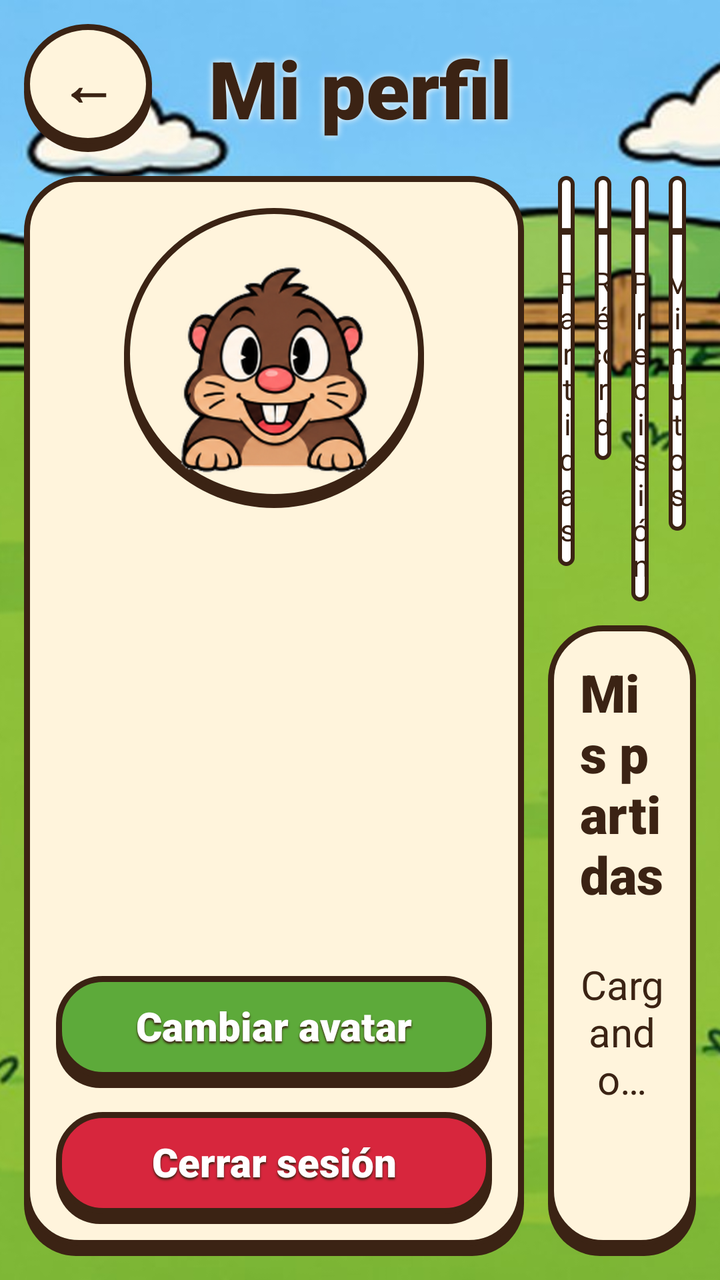
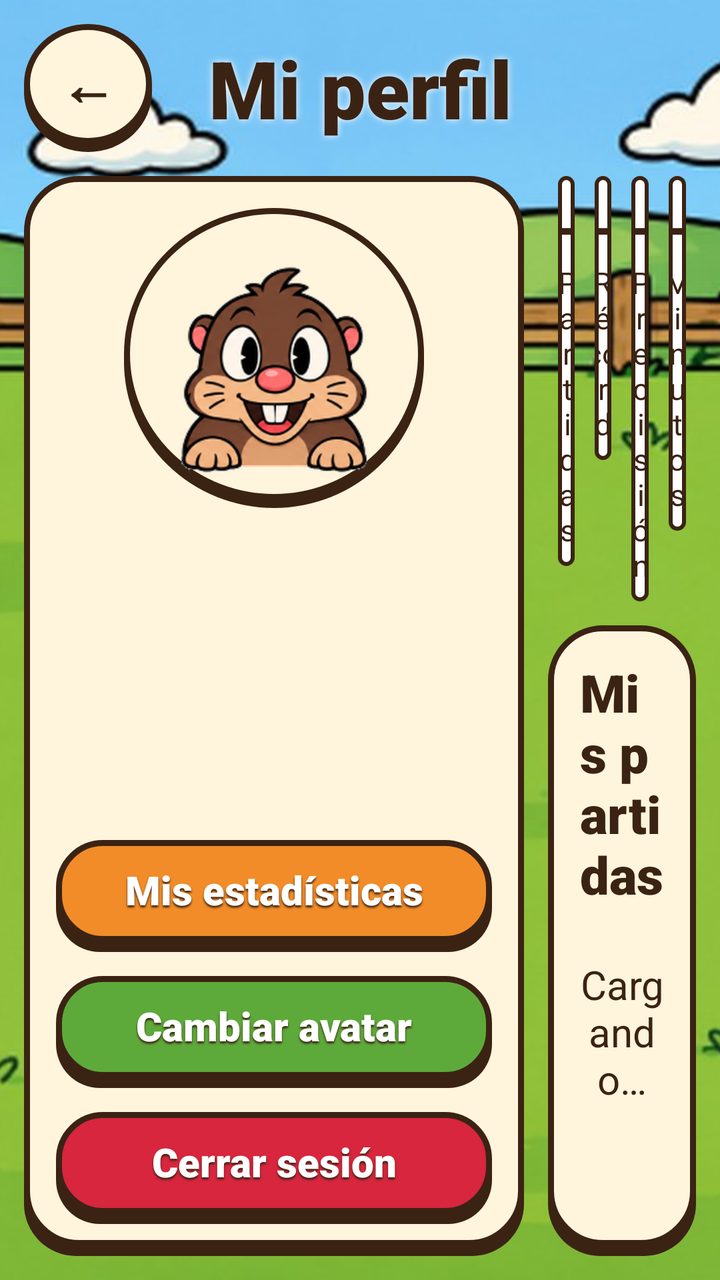

Before-and-after screenshots of an Android layout around one commit, followed by the original layout XML and the change that was made.
<!-- AndroidManifest.xml: application theme Theme.Topohit -->
<!-- res/layout/activity_perfil.xml -->
<?xml version="1.0" encoding="utf-8"?>
<FrameLayout xmlns:android="http://schemas.android.com/apk/res/android"
    android:layout_width="match_parent"
    android:layout_height="match_parent">

    <ImageView
        android:id="@+id/ImgPerfilFondo"
        android:layout_width="match_parent"
        android:layout_height="match_parent"
        android:contentDescription="@null"
        android:scaleType="centerCrop"
        android:src="@drawable/fondo_partida_normal" />

    <LinearLayout
        android:layout_width="match_parent"
        android:layout_height="match_parent"
        android:orientation="vertical"
        android:padding="@dimen/margen_pequeno">

        <FrameLayout
            android:layout_width="match_parent"
            android:layout_height="wrap_content">

            <TextView
                android:id="@+id/BtnPerfilAtras"
                style="@style/BotonRedondo"
                android:contentDescription="@string/volver"
                android:text="@string/atras" />

            <TextView
                style="@style/Titulo"
                android:layout_width="match_parent"
                android:layout_height="wrap_content"
                android:layout_gravity="center_vertical"
                android:shadowColor="@color/blanco"
                android:shadowRadius="8"
                android:text="@string/mi_perfil" />
        </FrameLayout>

        <LinearLayout
            android:layout_width="match_parent"
            android:layout_height="0dp"
            android:layout_marginTop="@dimen/margen_pequeno"
            android:layout_weight="1"
            android:orientation="horizontal">

            <LinearLayout
                android:id="@+id/LayPerfilJugador"
                android:layout_width="@dimen/ancho_panel_jugador"
                android:layout_height="match_parent"
                android:background="@drawable/panel_crema"
                android:gravity="center_horizontal"
                android:orientation="vertical"
                android:padding="@dimen/separacion">

                <ImageView
                    android:id="@+id/ImgPerfilAvatar"
                    android:layout_width="@dimen/avatar_grande"
                    android:layout_height="@dimen/avatar_grande"
                    android:background="@drawable/circulo_crema"
                    android:contentDescription="@string/tu_avatar"
                    android:padding="@dimen/separacion"
                    android:src="@drawable/topo_normal_03_feliz" />

                <TextView
                    android:id="@+id/LblPerfilNombre"
                    style="@style/Titulo"
                    android:layout_width="match_parent"
                    android:layout_height="wrap_content"
                    android:layout_marginTop="@dimen/separacion_pequena"
                    android:textSize="@dimen/texto_titulo_pequeno" />

                <View
                    android:layout_width="match_parent"
                    android:layout_height="0dp"
                    android:layout_weight="1" />

                <TextView
                    android:id="@+id/BtnPerfilCambiarAvatar"
                    style="@style/BotonJuego"
                    android:layout_width="match_parent"
                    android:layout_height="@dimen/alto_boton_pequeno"
                    android:background="@drawable/btn_verde"
                    android:text="@string/cambiar_avatar"
                    android:textSize="@dimen/texto_normal" />

                <TextView
                    android:id="@+id/BtnPerfilCerrarSesion"
                    style="@style/BotonJuego"
                    android:layout_width="match_parent"
                    android:layout_height="@dimen/alto_boton_pequeno"
                    android:layout_marginTop="@dimen/margen_pequeno"
                    android:background="@drawable/btn_rojo"
                    android:text="@string/cerrar_sesion"
                    android:textSize="@dimen/texto_normal" />
            </LinearLayout>

            <LinearLayout
                android:layout_width="0dp"
                android:layout_height="match_parent"
                android:layout_marginStart="@dimen/margen_pequeno"
                android:layout_weight="1"
                android:orientation="vertical">

                <LinearLayout
                    android:layout_width="match_parent"
                    android:layout_height="wrap_content"
                    android:orientation="horizontal">

                    <LinearLayout style="@style/CajaDato">

                        <TextView
                            android:id="@+id/LblPerfilPartidas"
                            style="@style/DatoNumero"
                            android:text="@string/sin_dato" />

                        <TextView
                            style="@style/DatoEtiqueta"
                            android:text="@string/partidas" />
                    </LinearLayout>

                    <LinearLayout style="@style/CajaDato">

                        <TextView
                            android:id="@+id/LblPerfilRecord"
                            style="@style/DatoNumero"
                            android:text="@string/sin_dato" />

                        <TextView
                            style="@style/DatoEtiqueta"
                            android:text="@string/record_minuscula" />
                    </LinearLayout>

                    <LinearLayout style="@style/CajaDato">

                        <TextView
                            android:id="@+id/LblPerfilPrecision"
                            style="@style/DatoNumero"
                            android:text="@string/sin_dato" />

                        <TextView
                            style="@style/DatoEtiqueta"
                            android:text="@string/precision" />
                    </LinearLayout>

                    <LinearLayout style="@style/CajaDato">

                        <TextView
                            android:id="@+id/LblPerfilMinutos"
                            style="@style/DatoNumero"
                            android:text="@string/sin_dato" />

                        <TextView
                            style="@style/DatoEtiqueta"
                            android:text="@string/minutos_jugados" />
                    </LinearLayout>
                </LinearLayout>

                <LinearLayout
                    android:id="@+id/LayPerfilHistorial"
                    android:layout_width="match_parent"
                    android:layout_height="0dp"
                    android:layout_marginTop="@dimen/margen_pequeno"
                    android:layout_weight="1"
                    android:background="@drawable/panel_crema"
                    android:orientation="vertical"
                    android:padding="@dimen/separacion">

                    <TextView
                        android:id="@+id/LblPerfilHistorialTitulo"
                        android:layout_width="wrap_content"
                        android:layout_height="wrap_content"
                        android:fontFamily="sans-serif-black"
                        android:text="@string/historial"
                        android:textColor="@color/marron"
                        android:textSize="@dimen/texto_grande" />

                    <TextView
                        android:id="@+id/LblPerfilVacio"
                        android:layout_width="match_parent"
                        android:layout_height="wrap_content"
                        android:layout_marginTop="@dimen/margen"
                        android:gravity="center"
                        android:text="@string/cargando"
                        android:textColor="@color/marron"
                        android:textSize="@dimen/texto_normal" />

                    <androidx.recyclerview.widget.RecyclerView
                        android:id="@+id/LstPerfilHistorial"
                        android:layout_width="match_parent"
                        android:layout_height="0dp"
                        android:layout_marginTop="@dimen/separacion_pequena"
                        android:layout_weight="1" />
                </LinearLayout>
            </LinearLayout>
        </LinearLayout>
    </LinearLayout>

    
    <FrameLayout
        android:id="@+id/LayPerfilAvatares"
        android:layout_width="match_parent"
        android:layout_height="match_parent"
        android:background="@color/oscurecer"
        android:clickable="true"
        android:focusable="true"
        android:visibility="gone">

        <LinearLayout
            android:id="@+id/LayPerfilPanelAvatares"
            android:layout_width="@dimen/ancho_panel_avatares"
            android:layout_height="@dimen/alto_panel_avatares"
            android:layout_gravity="center"
            android:background="@drawable/panel_crema"
            android:gravity="center_horizontal"
            android:orientation="vertical"
            android:padding="@dimen/separacion">

            <TextView
                android:id="@+id/LblPerfilElige"
                style="@style/Titulo"
                android:layout_width="match_parent"
                android:layout_height="wrap_content"
                android:text="@string/elige_avatar"
                android:textSize="@dimen/texto_titulo_pequeno" />

            <androidx.recyclerview.widget.RecyclerView
                android:id="@+id/LstPerfilAvatares"
                android:layout_width="match_parent"
                android:layout_height="0dp"
                android:layout_marginTop="@dimen/separacion_pequena"
                android:layout_weight="1" />

            <LinearLayout
                android:layout_width="wrap_content"
                android:layout_height="wrap_content"
                android:layout_marginTop="@dimen/separacion_pequena"
                android:orientation="horizontal">

                <TextView
                    android:id="@+id/BtnPerfilCerrarAvatares"
                    style="@style/BotonJuego"
                    android:layout_width="@dimen/ancho_boton_pequeno"
                    android:layout_height="@dimen/alto_boton_pequeno"
                    android:layout_marginEnd="@dimen/margen_pequeno"
                    android:background="@drawable/btn_gris"
                    android:text="@string/cancelar"
                    android:textSize="@dimen/texto_normal" />

                <TextView
                    android:id="@+id/BtnPerfilGuardarAvatar"
                    style="@style/BotonJuego"
                    android:layout_width="@dimen/ancho_boton_pequeno"
                    android:layout_height="@dimen/alto_boton_pequeno"
                    android:background="@drawable/btn_naranja"
                    android:text="@string/guardar"
                    android:textSize="@dimen/texto_normal" />
            </LinearLayout>
        </LinearLayout>
    </FrameLayout>
</FrameLayout>
<!-- resources referenced by this layout -->
<resources>
  <color name="blanco">#FFFFFF</color>
  <color name="marron">#3B2314</color>
  <color name="oscurecer">#99000000</color>
  <dimen name="alto_boton_pequeno">56dp</dimen>
  <dimen name="alto_panel_avatares">460dp</dimen>
  <dimen name="ancho_boton_pequeno">200dp</dimen>
  <dimen name="ancho_panel_avatares">820dp</dimen>
  <dimen name="ancho_panel_jugador">250dp</dimen>
  <dimen name="avatar_grande">150dp</dimen>
  <dimen name="margen">24dp</dimen>
  <dimen name="margen_pequeno">12dp</dimen>
  <dimen name="separacion">16dp</dimen>
  <dimen name="separacion_pequena">8dp</dimen>
  <dimen name="texto_grande">26sp</dimen>
  <dimen name="texto_normal">20sp</dimen>
  <dimen name="texto_titulo_pequeno">28sp</dimen>
  <string name="atras">←</string>
  <string name="cambiar_avatar">Cambiar avatar</string>
  <string name="cancelar">Cancelar</string>
  <string name="cargando">Cargando…</string>
  <string name="cerrar_sesion">Cerrar sesión</string>
  <string name="elige_avatar">Elige tu avatar</string>
  <string name="guardar">Guardar</string>
  <string name="historial">Mis partidas</string>
  <string name="mi_perfil">Mi perfil</string>
  <string name="minutos_jugados">Minutos</string>
  <string name="partidas">Partidas</string>
  <string name="precision">Precisión</string>
  <string name="record_minuscula">Récord</string>
  <string name="sin_dato">-</string>
  <string name="tu_avatar">Tu avatar</string>
  <string name="volver">Volver</string>
  <style name="DatoEtiqueta">
          <item name="android:layout_width">match_parent</item>
          <item name="android:layout_height">wrap_content</item>
          <item name="android:gravity">center</item>
          <item name="android:textSize">@dimen/texto_pequeno</item>
          <item name="android:textColor">@color/marron</item>
      </style>
  <style name="DatoNumero">
          <item name="android:layout_width">match_parent</item>
          <item name="android:layout_height">wrap_content</item>
          <item name="android:gravity">center</item>
          <item name="android:textSize">@dimen/texto_grande</item>
          <item name="android:fontFamily">sans-serif-black</item>
          <item name="android:textColor">@color/marron</item>
      </style>
  <style name="Titulo">
          <item name="android:textSize">@dimen/texto_titulo</item>
          <item name="android:fontFamily">sans-serif-black</item>
          <item name="android:textStyle">bold</item>
          <item name="android:textColor">@color/marron</item>
          <item name="android:gravity">center</item>
      </style>
  <style name="Theme.Topohit" parent="Theme.AppCompat.Light.NoActionBar">
          <item name="colorPrimary">@color/naranja</item>
          <item name="colorPrimaryDark">@color/marron</item>
          <item name="colorAccent">@color/verde</item>
          <item name="android:windowFullscreen">true</item>
          <item name="android:windowBackground">@color/verde</item>
      </style>
  <color name="gris">#8A7B70</color>
  <color name="naranja">#F28C28</color>
  <color name="rojo">#D7263D</color>
  <color name="verde">#5DAA3A</color>
  <color name="crema">#FFF4DC</color>
  <dimen name="alto_boton">68dp</dimen>
  <dimen name="texto_boton">26sp</dimen>
  <dimen name="boton_redondo">64dp</dimen>
  <!-- drawable dato (drawable) -->
  <?xml version="1.0" encoding="utf-8"?>
  <shape xmlns:android="http://schemas.android.com/apk/res/android" android:shape="rectangle">
      <corners android:radius="14dp" />
      <solid android:color="@color/blanco" />
      <stroke android:width="2dp" android:color="@color/marron" />
  </shape>
  <dimen name="texto_pequeno">15sp</dimen>
  <dimen name="texto_titulo">40sp</dimen>
  <!-- unchanged entries left out for length: 11 -->
</resources>

<!-- the commit's change to res/layout/activity_perfil.xml (unified diff, before → after) -->
@@ -74,6 +74,16 @@
                     android:layout_width="match_parent"
                     android:layout_height="0dp"
                     android:layout_weight="1" />
+
+                <TextView
+                    android:id="@+id/BtnPerfilEstadisticas"
+                    style="@style/BotonJuego"
+                    android:layout_width="match_parent"
+                    android:layout_height="@dimen/alto_boton_pequeno"
+                    android:layout_marginBottom="@dimen/margen_pequeno"
+                    android:background="@drawable/btn_naranja"
+                    android:text="@string/mis_estadisticas"
+                    android:textSize="@dimen/texto_normal" />
 
                 <TextView
                     android:id="@+id/BtnPerfilCambiarAvatar"
<!-- resource entries referenced after the edit -->
@@ -26,6 +26,7 @@
   <string name="historial">Mis partidas</string>
   <string name="mi_perfil">Mi perfil</string>
   <string name="minutos_jugados">Minutos</string>
+  <string name="mis_estadisticas">Mis estadísticas</string>
   <string name="partidas">Partidas</string>
   <string name="precision">Precisión</string>
   <string name="record_minuscula">Récord</string>
